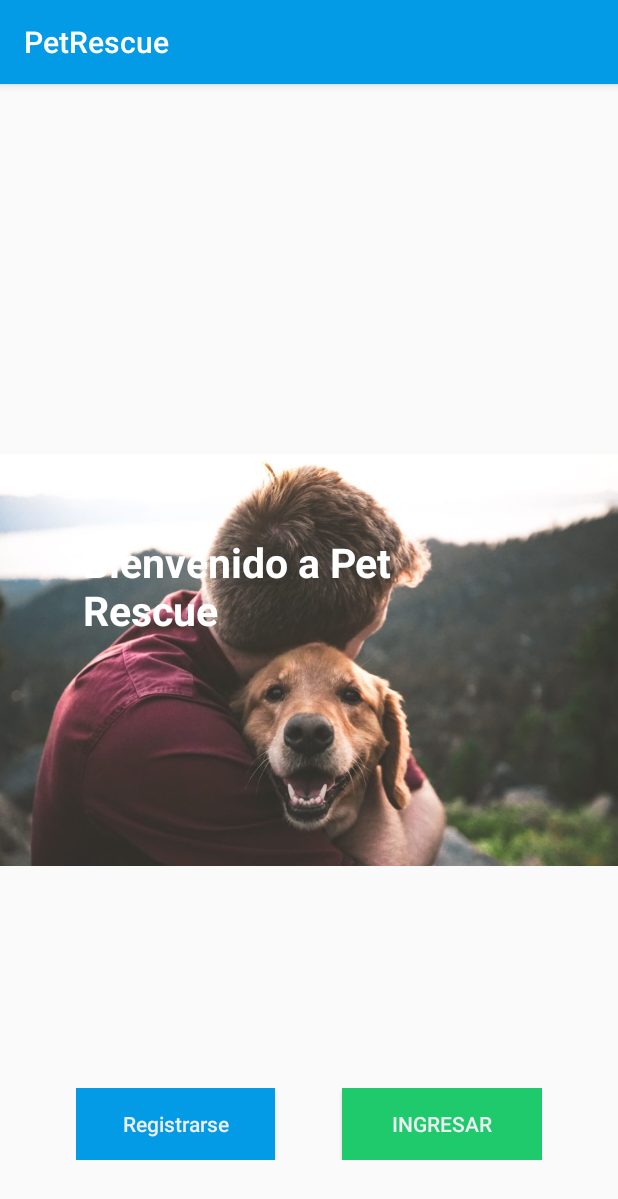
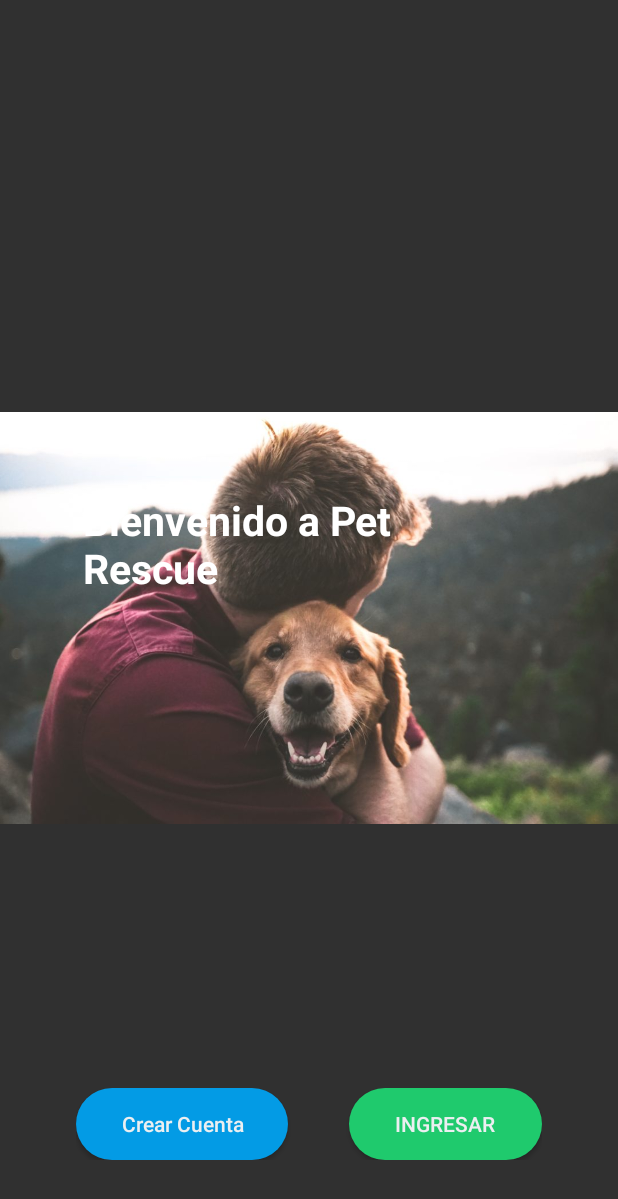
Before and after one commit to BrianWolko/PetRescue, an Android app: the screen it shows after launch (AuthActivity), on a phone screen of 412 x 824 dp. Shown: the top 1199 px of the screen. Run offline under Robolectric (Android 15) with nearby library versions, the phone set to English and light mode, and no system bars; our stand-ins replace Firebase (no records; nobody signed in at launch, a user with empty details on screens opened directly); libraries missing offline, so code that uses them is left out: com.facebook.login, com.flaviofaria.kenburnsview; plain views replace KenBurnsView.

Commit message:
Cambios en la apariencia de authActivity, y agregue actions para navegar en con navigation component
Por ahora lo

```diff
--- a/app/src/main/java/com/wolkorp/petrescue/AuthActivity.kt
+++ b/app/src/main/java/com/wolkorp/petrescue/AuthActivity.kt
@@ -29,7 +29,8 @@ class AuthActivity : AppCompatActivity() {
 
     override fun onCreate(savedInstanceState: Bundle?) {
 
-        setTheme(R.style.AppTheme)
+        //Le quita la barra superior a toda la activity
+        setTheme(R.style.Theme_Design_NoActionBar)
 
         super.onCreate(savedInstanceState)
         setContentView(R.layout.activity_auth)
--- a/app/src/main/java/com/wolkorp/petrescue/MainActivity.kt
+++ b/app/src/main/java/com/wolkorp/petrescue/MainActivity.kt
@@ -20,6 +20,9 @@ enum class ProviderType{
 
 class HomeActivity : AppCompatActivity() {
     override fun onCreate(savedInstanceState: Bundle?) {
+        //Asegurarse que esta linea no rompa nada
+        setTheme(R.style.AppTheme)
+
         super.onCreate(savedInstanceState)
         setContentView(R.layout.activity_main)
 
--- a/app/src/main/java/com/wolkorp/petrescue/fragments/WelcomeFragment.kt
+++ b/app/src/main/java/com/wolkorp/petrescue/fragments/WelcomeFragment.kt
@@ -12,10 +12,6 @@ import kotlinx.android.synthetic.main.fragment_welcome.*
 
 class WelcomeFragment : Fragment() {
 
-    override fun onCreate(savedInstanceState: Bundle?) {
-        super.onCreate(savedInstanceState)
-
-    }
 
     override fun onCreateView(
         inflater: LayoutInflater, container: ViewGroup?,
@@ -29,12 +25,15 @@ class WelcomeFragment : Fragment() {
     override fun onStart() {
         super.onStart()
 
+        //Navega hacia RegisterFragment
         registrarseButton.setOnClickListener(
             Navigation.createNavigateOnClickListener(R.id.action_welcomeFragment_to_registerFragment)
         )
 
+        //Navega hacia LoginFragment
         ingresarButton.setOnClickListener(
-            Navigation.createNavigateOnClickListener(R.id.action_welcomeFragment_to_loginFragment)
+            Navigation.createNavigateOnClickListener(R.id.action_welcomeFragment_to_loginFragment
+            )
         )
     }
 }
--- /dev/null
+++ b/app/src/main/res/drawable/rounded_button_blue.xml
@@ -0,0 +1,13 @@
+<?xml version="1.0" encoding="utf-8"?>
+<shape xmlns:android="http://schemas.android.com/apk/res/android"
+    android:shape="rectangle">
+
+    <corners android:radius="30dp"/> // if you want clear round shape then make radius size is half of your  button`s height.
+    <solid android:color="@color/colorPrimary"/> // Button Colour
+    <padding
+        android:bottom="5dp"
+        android:left="10dp"
+        android:right="10dp"
+        android:top="5dp"/>
+
+</shape>
--- /dev/null
+++ b/app/src/main/res/drawable/rounded_button_green.xml
@@ -0,0 +1,13 @@
+<?xml version="1.0" encoding="utf-8"?>
+<shape xmlns:android="http://schemas.android.com/apk/res/android"
+    android:shape="rectangle">
+
+    <corners android:radius="30dp"/> // if you want clear round shape then make radius size is half of your  button`s height.
+    <solid android:color="@color/verde"/> // Button Colour
+    <padding
+        android:bottom="5dp"
+        android:left="10dp"
+        android:right="10dp"
+        android:top="5dp"/>
+
+</shape>
--- a/app/src/main/res/layout/fragment_welcome.xml
+++ b/app/src/main/res/layout/fragment_welcome.xml
@@ -37,8 +37,7 @@
             android:textColor="#ffffff"
             android:padding="30dp"
             android:text="Bienvenido a Pet Rescue"
-            android:textStyle="bold"
-            />
+android:textStyle="bold"            />
 
         <Space
             android:layout_width="wrap_content"
@@ -57,8 +56,9 @@
                 android:layout_width="wrap_content"
                 android:layout_height="wrap_content"
                 android:layout_weight="1"
-                android:background="@color/colorPrimary"
-                android:text="Registrarse"
+                android:background="@drawable/rounded_button_blue"
+
+                android:text="Crear Cuenta"
                 android:textAllCaps="false"
                 android:textColor="#ECEFF1" />
 
@@ -74,7 +74,7 @@
                 android:layout_width="wrap_content"
                 android:layout_height="wrap_content"
                 android:layout_weight="1"
-                android:background="@color/verde"
+                android:background="@drawable/rounded_button_green"
                 android:text="Ingresar"
                 android:textColor="#ECEFF1"/>
 
--- a/app/src/main/res/navigation/login_navigation.xml
+++ b/app/src/main/res/navigation/login_navigation.xml
@@ -9,7 +9,11 @@
         android:id="@+id/loginFragment"
         android:name="com.wolkorp.petrescue.fragments.LoginFragment"
         android:label="fragment_login"
-        tools:layout="@layout/fragment_login" />
+        tools:layout="@layout/fragment_login" >
+        <action
+            android:id="@+id/action_loginFragment_to_homeActivity"
+            app:destination="@id/homeActivity" />
+    </fragment>
 
     <fragment
         android:id="@+id/welcomeFragment"
@@ -30,5 +34,14 @@
         android:id="@+id/registerFragment"
         android:name="com.wolkorp.petrescue.fragments.RegisterFragment"
         android:label="fragment_register"
-        tools:layout="@layout/fragment_register" />
+        tools:layout="@layout/fragment_register" >
+        <action
+            android:id="@+id/action_registerFragment_to_homeActivity"
+            app:destination="@id/homeActivity" />
+    </fragment>
+    <activity
+        android:id="@+id/homeActivity"
+        android:name="com.wolkorp.petrescue.HomeActivity"
+        android:label="activity_main"
+        tools:layout="@layout/activity_main" />
 </navigation>
```
Also changed, not shown: app/src/main/java/com/wolkorp/petrescue/fragments/LoginFragment.kt (+7 -0 lines), app/src/main/java/com/wolkorp/petrescue/fragments/PerfilFragment.kt (+13 -1 lines), app/src/main/res/drawable/edittext_background.xml (added, +13 -0 lines), app/src/main/res/layout/fragment_login.xml (+32 -9 lines), app/src/main/res/layout/fragment_register.xml (+27 -9 lines), app/src/main/res/navigation/main_navigation_graph.xml (+10 -1 lines).
